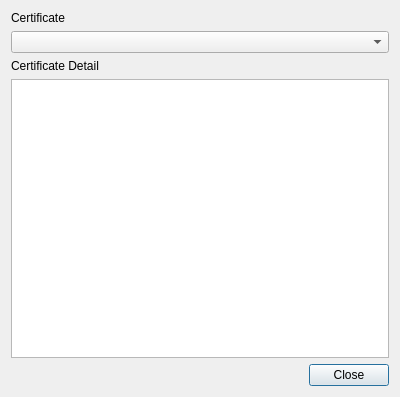
The window that CertificateDetails.ui (HobbitHacker/Q3270) describes before a commit, drawn with Qt 5.
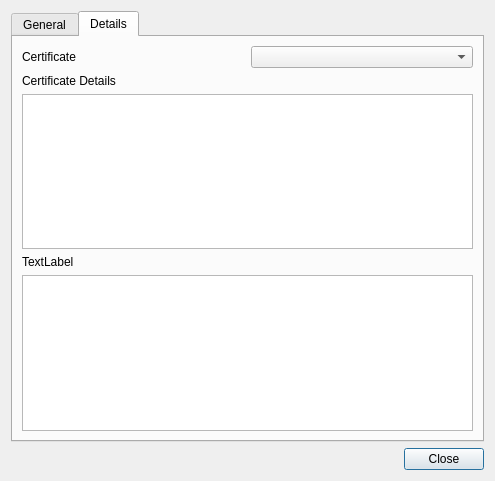
The same window after the commit.

```diff
--- a/CertificateDetails.ui
+++ b/CertificateDetails.ui
@@ -6,8 +6,8 @@
    <rect>
     <x>0</x>
     <y>0</y>
-    <width>400</width>
-    <height>397</height>
+    <width>495</width>
+    <height>481</height>
    </rect>
   </property>
   <property name="windowTitle">
@@ -18,36 +18,194 @@
     <enum>QLayout::SetDefaultConstraint</enum>
    </property>
    <item>
-    <widget class="QLabel" name="label">
-     <property name="text">
-      <string>Certificate</string>
+    <widget class="QTabWidget" name="tabWidget">
+     <property name="currentIndex">
+      <number>1</number>
      </property>
-    </widget>
-   </item>
-   <item>
-    <widget class="QComboBox" name="certificateList">
-     <property name="minimumContentsLength">
-      <number>3</number>
-     </property>
-    </widget>
-   </item>
-   <item>
-    <widget class="QLabel" name="label_2">
-     <property name="text">
-      <string>Certificate Detail</string>
-     </property>
-    </widget>
-   </item>
-   <item>
-    <widget class="QListWidget" name="certificateDetail">
-     <property name="font">
-      <font>
-       <pointsize>10</pointsize>
-      </font>
-     </property>
-     <property name="wordWrap">
-      <bool>true</bool>
-     </property>
+     <widget class="QWidget" name="General">
+      <attribute name="title">
+       <string>General</string>
+      </attribute>
+      <layout class="QVBoxLayout" name="verticalLayout_3">
+       <item>
+        <widget class="QScrollArea" name="scrollArea">
+         <property name="widgetResizable">
+          <bool>true</bool>
+         </property>
+         <widget class="QWidget" name="scrollAreaWidgetContents">
+          <property name="geometry">
+           <rect>
+            <x>0</x>
+            <y>0</y>
+            <width>457</width>
+            <height>392</height>
+           </rect>
+          </property>
+          <layout class="QFormLayout" name="formLayout">
+           <item row="0" column="0">
+            <widget class="QLabel" name="label_5">
+             <property name="text">
+              <string>Name</string>
+             </property>
+            </widget>
+           </item>
+           <item row="1" column="0">
+            <widget class="QLabel" name="label">
+             <property name="text">
+              <string>Not Before</string>
+             </property>
+            </widget>
+           </item>
+           <item row="1" column="1">
+            <widget class="QLabel" name="certificateNotBefore">
+             <property name="text">
+              <string>certificateFrom</string>
+             </property>
+            </widget>
+           </item>
+           <item row="2" column="0">
+            <widget class="QLabel" name="label_4">
+             <property name="text">
+              <string>Not After</string>
+             </property>
+            </widget>
+           </item>
+           <item row="2" column="1">
+            <widget class="QLabel" name="certificateNotAfter">
+             <property name="text">
+              <string>certificateTo</string>
+             </property>
+            </widget>
+           </item>
+           <item row="3" column="0">
+            <spacer name="verticalSpacer">
+             <property name="orientation">
+              <enum>Qt::Vertical</enum>
+             </property>
+             <property name="sizeHint" stdset="0">
+              <size>
+               <width>20</width>
+               <height>316</height>
+              </size>
+             </property>
+            </spacer>
+           </item>
+           <item row="0" column="1">
+            <widget class="QLabel" name="certificateName">
+             <property name="text">
+              <string>certificateName</string>
+             </property>
+            </widget>
+           </item>
+          </layout>
+         </widget>
+        </widget>
+       </item>
+      </layout>
+     </widget>
+     <widget class="QWidget" name="Details">
+      <attribute name="title">
+       <string>Details</string>
+      </attribute>
+      <layout class="QVBoxLayout" name="verticalLayout_2">
+       <item>
+        <layout class="QHBoxLayout" name="horizontalLayout_3">
+         <item>
+          <widget class="QLabel" name="label_3">
+           <property name="text">
+            <string>Certificate</string>
+           </property>
+          </widget>
+         </item>
+         <item>
+          <widget class="QComboBox" name="certificateList"/>
+         </item>
+        </layout>
+       </item>
+       <item>
+        <widget class="QLabel" name="label_2">
+         <property name="text">
+          <string>Certificate Details</string>
+         </property>
+        </widget>
+       </item>
+       <item>
+        <widget class="QTableWidget" name="certificateDetails">
+         <property name="lineWidth">
+          <number>0</number>
+         </property>
+         <property name="horizontalScrollBarPolicy">
+          <enum>Qt::ScrollBarAlwaysOff</enum>
+         </property>
+         <property name="editTriggers">
+          <set>QAbstractItemView::NoEditTriggers</set>
+         </property>
+         <property name="showDropIndicator" stdset="0">
+          <bool>false</bool>
+         </property>
+         <property name="dragDropOverwriteMode">
+          <bool>false</bool>
+         </property>
+         <property name="selectionMode">
+          <enum>QAbstractItemView::SingleSelection</enum>
+         </property>
+         <property name="selectionBehavior">
+          <enum>QAbstractItemView::SelectRows</enum>
+         </property>
+         <property name="textElideMode">
+          <enum>Qt::ElideNone</enum>
+         </property>
+         <property name="showGrid">
+          <bool>true</bool>
+         </property>
+         <property name="gridStyle">
+          <enum>Qt::NoPen</enum>
+         </property>
+         <property name="columnCount">
+          <number>2</number>
+         </property>
+         <attribute name="horizontalHeaderVisible">
+          <bool>false</bool>
+         </attribute>
+         <attribute name="horizontalHeaderCascadingSectionResizes">
+          <bool>true</bool>
+         </attribute>
+         <attribute name="horizontalHeaderDefaultSectionSize">
+          <number>232</number>
+         </attribute>
+         <attribute name="horizontalHeaderShowSortIndicator" stdset="0">
+          <bool>false</bool>
+         </attribute>
+         <attribute name="horizontalHeaderStretchLastSection">
+          <bool>true</bool>
+         </attribute>
+         <attribute name="verticalHeaderVisible">
+          <bool>false</bool>
+         </attribute>
+         <column>
+          <property name="text">
+           <string>Field</string>
+          </property>
+         </column>
+         <column>
+          <property name="text">
+           <string>Value</string>
+          </property>
+         </column>
+        </widget>
+       </item>
+       <item>
+        <widget class="QLabel" name="CertificateField">
+         <property name="text">
+          <string>TextLabel</string>
+         </property>
+        </widget>
+       </item>
+       <item>
+        <widget class="QTextBrowser" name="certificateFieldDetail"/>
+       </item>
+      </layout>
+     </widget>
     </widget>
    </item>
    <item>
```
Left out of the diff: 19 changed lines with no effect on the pictures.
